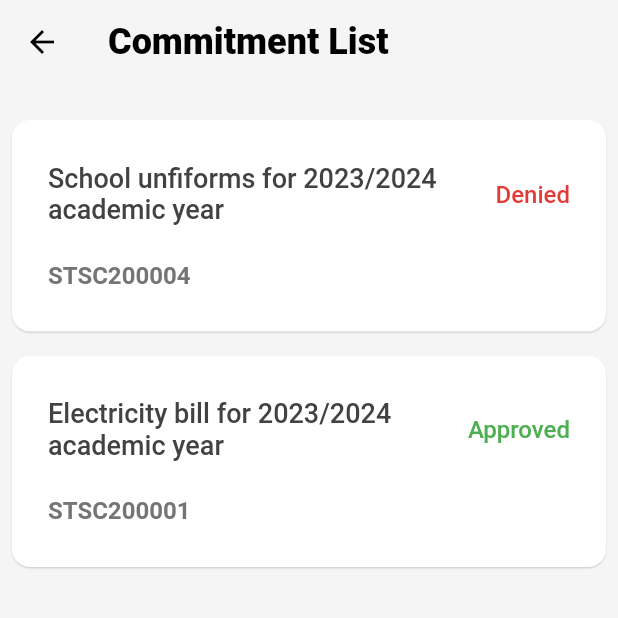
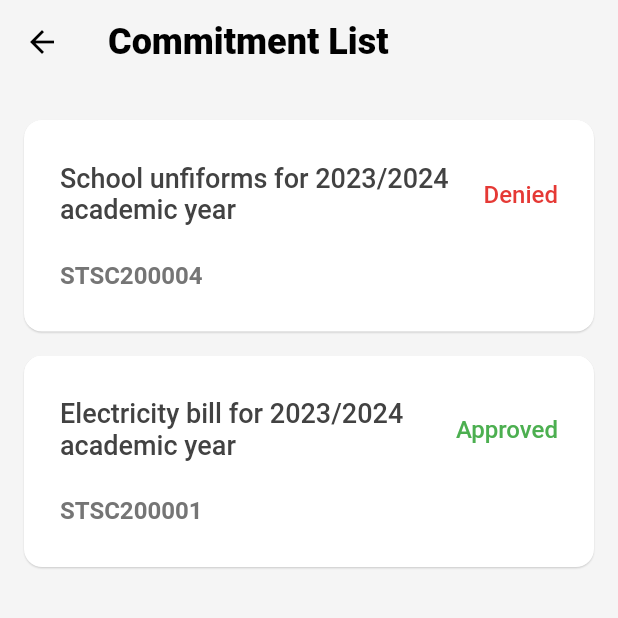
Before and after one commit to vigneshksaithal/viyukta, a Flutter app: the CommitmentListPage screen opened directly, on a phone screen of 412 x 824 dp, the top half of it. Run offline on Flutter 3.47's test engine with Material 2 defaults, Android fonts, the phone set to English and light mode, and no system bars; our stand-ins replace csv, file_picker, flutter_riverpod, hive_flutter, page_transition; missing offline and left inert: encrypt, flutter_sms, protobuf; accounts and stored records are empty.

Commit message:
Increase padding

```diff
--- a/lib/pages/commitment_list/commitment_list.dart
+++ b/lib/pages/commitment_list/commitment_list.dart
@@ -16,10 +16,7 @@ class CommitmentListPage extends ConsumerWidget {
       ),
       body: SafeArea(
         child: Container(
-          padding: const EdgeInsets.symmetric(
-            vertical: 16,
-            horizontal: 8,
-          ),
+          padding: const EdgeInsets.all(16.0),
           child: ListView.builder(
             itemCount: commitmentList.length,
             itemBuilder: (context, index) {
```
